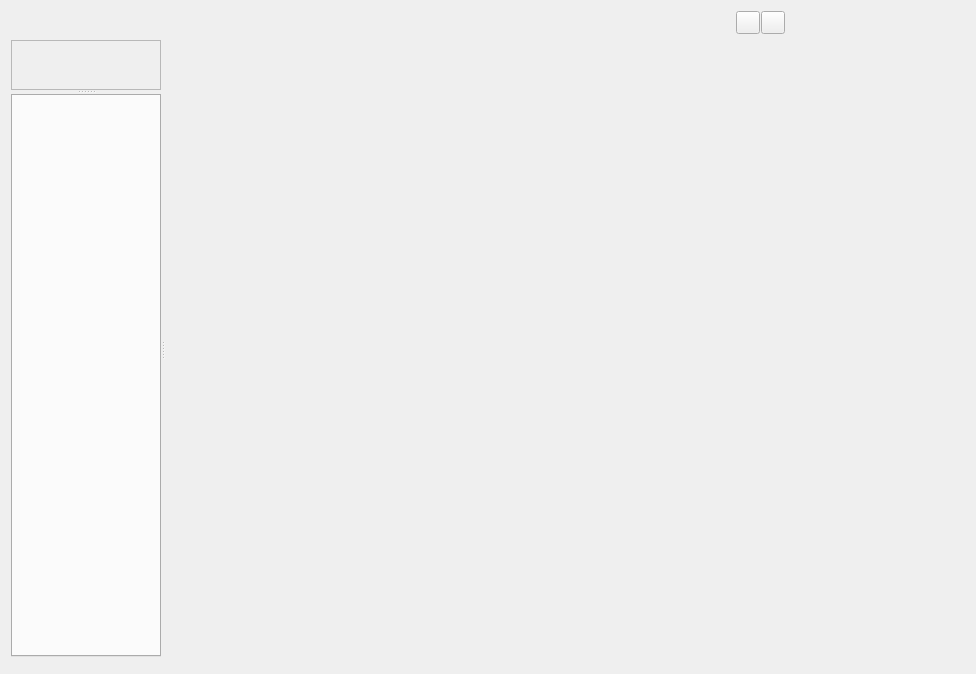
Before: the Qt Designer form Code/Mantid/Vates/VatesSimpleGui/ViewWidgets/inc/MantidVatesSimpleGuiViewWidgets/MdViewerWidget.ui in mantidproject/mantid, drawn with Qt 5.
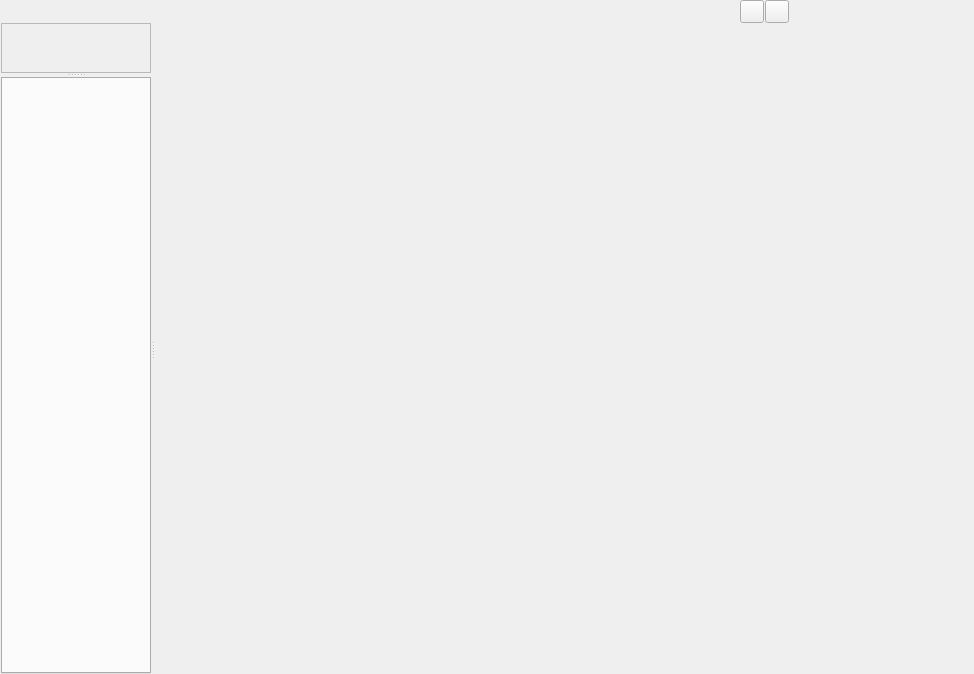
After: the same form once the commit is applied. Icons and pictures are not drawn. Custom widgets are drawn as their Qt base class.

Commit message: Refs #4118. Fixing main view layout.

```diff
--- a/Code/Mantid/Vates/VatesSimpleGui/ViewWidgets/inc/MantidVatesSimpleGuiViewWidgets/MdViewerWidget.ui
+++ b/Code/Mantid/Vates/VatesSimpleGui/ViewWidgets/inc/MantidVatesSimpleGuiViewWidgets/MdViewerWidget.ui
@@ -14,6 +14,21 @@
    <string>Form</string>
   </property>
   <layout class="QVBoxLayout" name="verticalLayout">
+   <property name="spacing">
+    <number>0</number>
+   </property>
+   <property name="leftMargin">
+    <number>1</number>
+   </property>
+   <property name="topMargin">
+    <number>0</number>
+   </property>
+   <property name="rightMargin">
+    <number>1</number>
+   </property>
+   <property name="bottomMargin">
+    <number>0</number>
+   </property>
    <item>
     <layout class="QHBoxLayout" name="horizontalLayout">
      <property name="spacing">
```
